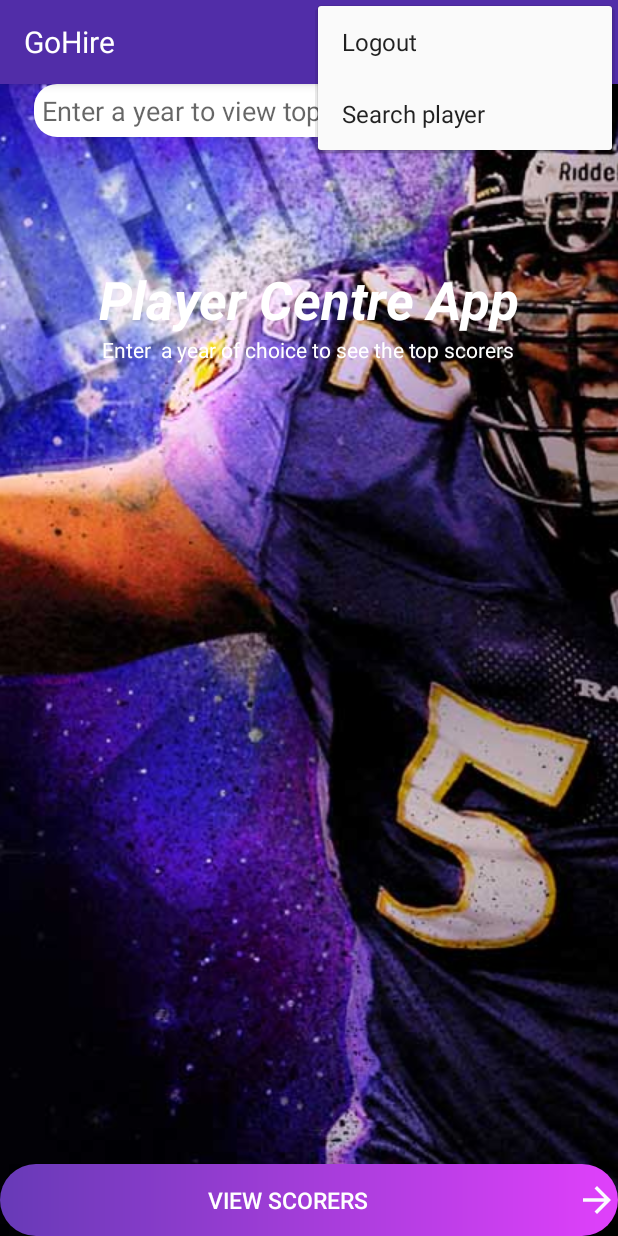
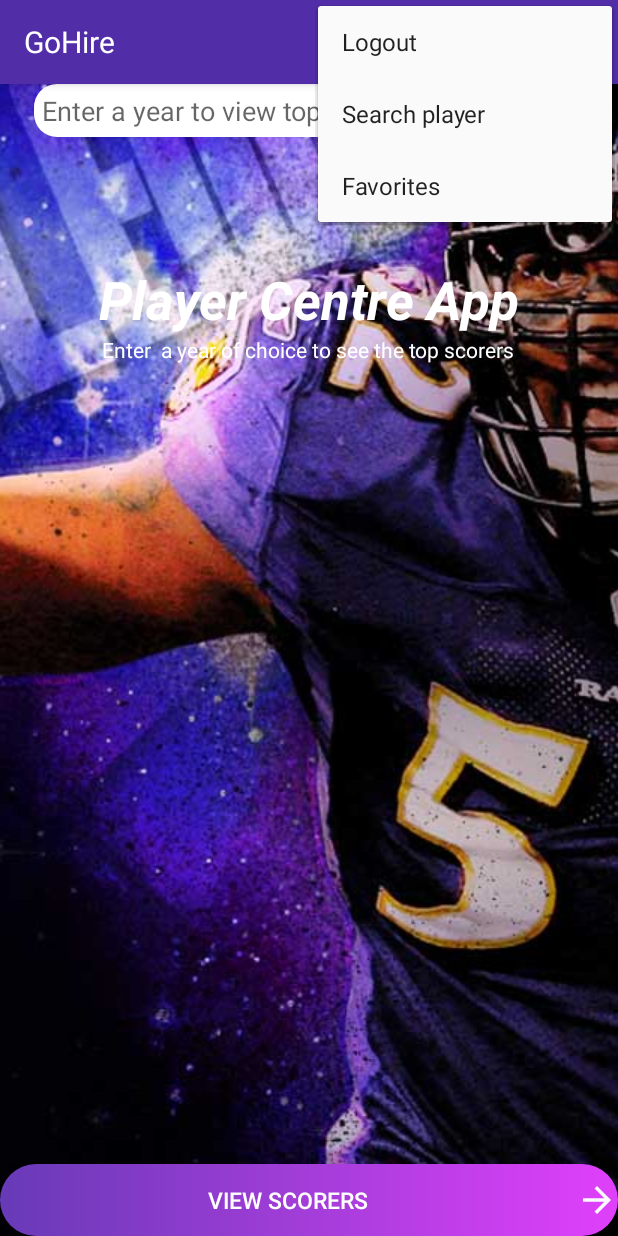
Before and after one commit to Franklin-Kimatu/GoHire, an Android app: the screen it shows after launch once a user with an empty profile is signed in (Main1Activity), with the options menu open, on a phone screen of 412 x 824 dp. Run offline under Robolectric (Android 15) with nearby library versions, the light colour scheme and no system bars; our stand-ins replace ButterKnife, Firebase (no records; nobody signed in at launch, a user with empty details on screens opened directly).

```diff
--- a/app/src/main/res/menu/dropdown.xml
+++ b/app/src/main/res/menu/dropdown.xml
@@ -8,5 +8,9 @@
     <item android:id="@+id/searchPlayer"
         android:title="Search player"
         app:showAsAction="never"/>
+    <item
+        android:id="@+id/viewFavorites"
+        android:title="Favorites"
+        app:showAsAction="never"/>
 
 </menu>
```
